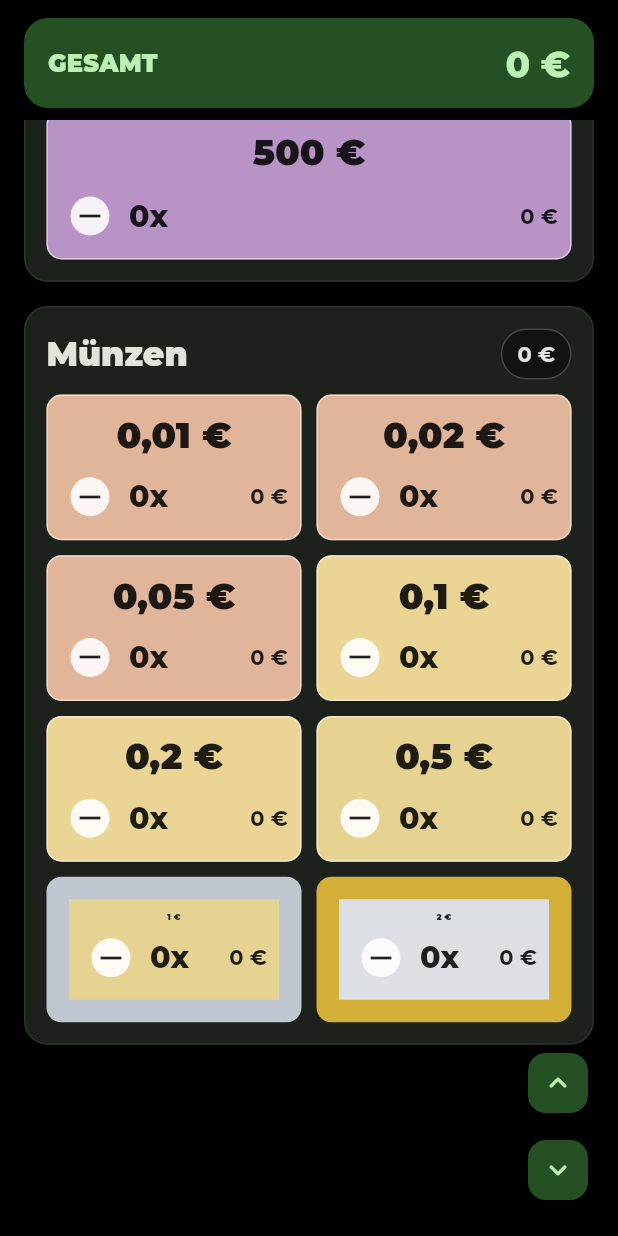
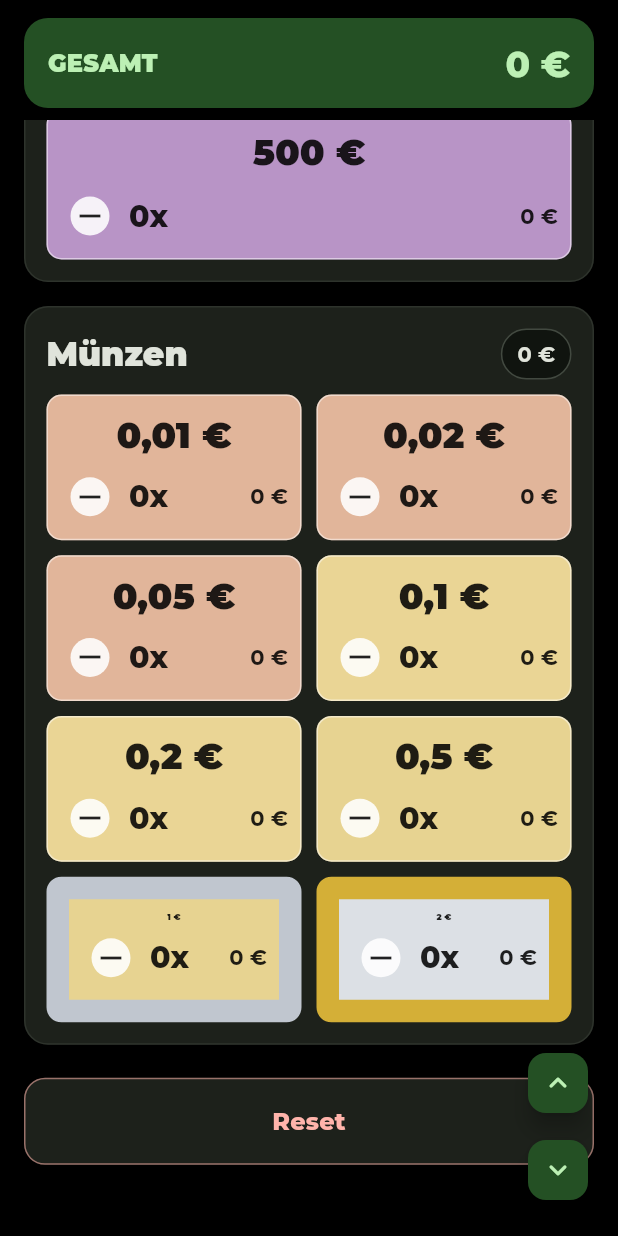
Before and after one commit to Fred-Bauer/kassenrechner, a Flutter app: the screen it shows after launch, scrolled down 908 dp, on a phone screen of 412 x 824 dp. Run offline on Flutter 3.47's test engine with Material 3 defaults, Android fonts, the phone set to English and light mode, and no system bars; our stand-ins replace google_fonts.

Commit message:
Reset-Button

```diff
--- /dev/null
+++ b/lib/widgets/reset_button.dart
@@ -0,0 +1,102 @@
+import 'package:flutter/material.dart';
+
+/// A button widget that requires a long hold gesture to trigger a reset action.
+///
+/// Visual feedback changes during the hold: the button transitions from
+/// surfaceContainer to errorContainer color, shows a fill animation,
+/// and the text updates to indicate the required sustained action.
+class ResetButton extends StatelessWidget {
+  /// Whether the hold gesture is currently in progress.
+  final bool isHolding;
+
+  /// Progress value from 0.0 to 1.0 indicating hold completion.
+  final double progress;
+
+  /// Callback triggered when the user presses down on the button.
+  final VoidCallback onTapDown;
+
+  /// Callback triggered when the user releases the button normally.
+  final VoidCallback onTapUp;
+
+  /// Callback triggered when the user cancels the gesture (e.g., drags away).
+  final VoidCallback onTapCancel;
+
+  const ResetButton({
+    super.key,
+    required this.isHolding,
+    required this.progress,
+    required this.onTapDown,
+    required this.onTapUp,
+    required this.onTapCancel,
+  });
+
+  @override
+  Widget build(BuildContext context) {
+    final theme = Theme.of(context);
+    final baseColor = isHolding
+        ? theme.colorScheme.errorContainer
+        : theme.colorScheme.surfaceContainer;
+
+    return GestureDetector(
+      onTapDown: (_) => onTapDown(),
+      onTapUp: (_) => onTapUp(),
+      onTapCancel: onTapCancel,
+      child: Container(
+        width: double.infinity,
+        margin: const EdgeInsets.only(top: 6),
+        padding: const EdgeInsets.symmetric(
+          horizontal: 14,
+          vertical: 16,
+        ),
+        decoration: BoxDecoration(
+          color: baseColor,
+          borderRadius: BorderRadius.circular(14),
+          border: Border.all(
+            color: theme.colorScheme.error.withValues(alpha: 0.55),
+          ),
+        ),
+        child: Stack(
+          children: [
+            // Progress bar background fill
+            if (isHolding)
+              Positioned.fill(
+                child: Container(
+                  decoration: BoxDecoration(
+                    borderRadius: BorderRadius.circular(12),
+                    color: theme.colorScheme.errorContainer.withValues(
+                      alpha: 0.3,
+                    ),
+                  ),
+                  child: FractionallySizedBox(
+                    widthFactor: progress,
+                    alignment: Alignment.centerLeft,
+                    child: Container(
+                      decoration: BoxDecoration(
+                        borderRadius: BorderRadius.circular(10),
+                        color: theme.colorScheme.error.withValues(alpha: 0.6),
+                      ),
+                    ),
+                  ),
+                ),
+              ),
+            // Text on top
+            Center(
+              child: Text(
+                isHolding
+                    ? 'Halten für Reset...'
+                    : 'Reset',
+                textAlign: TextAlign.center,
+                style: theme.textTheme.titleMedium?.copyWith(
+                  fontWeight: FontWeight.w800,
+                  color: isHolding
+                      ? theme.colorScheme.onErrorContainer
+                      : theme.colorScheme.error,
+                ),
+              ),
+            ),
+          ],
+        ),
+      ),
+    );
+  }
+}
```
Also changed, not shown: lib/screens/cash_counter_home_page.dart (+83 -1 lines).
